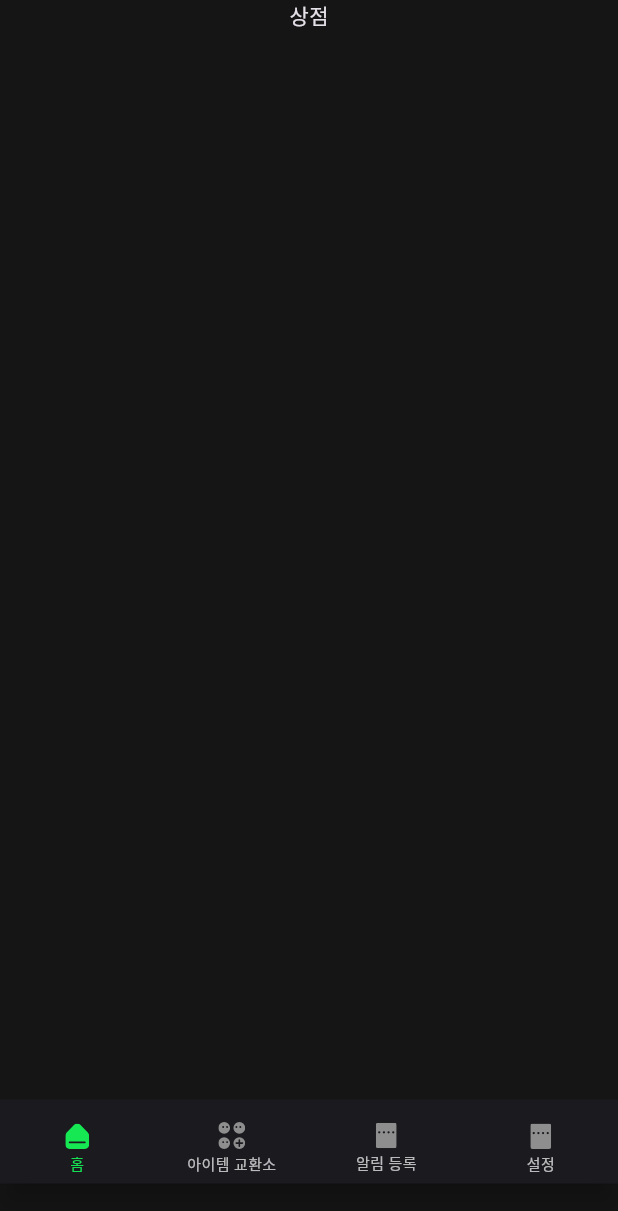
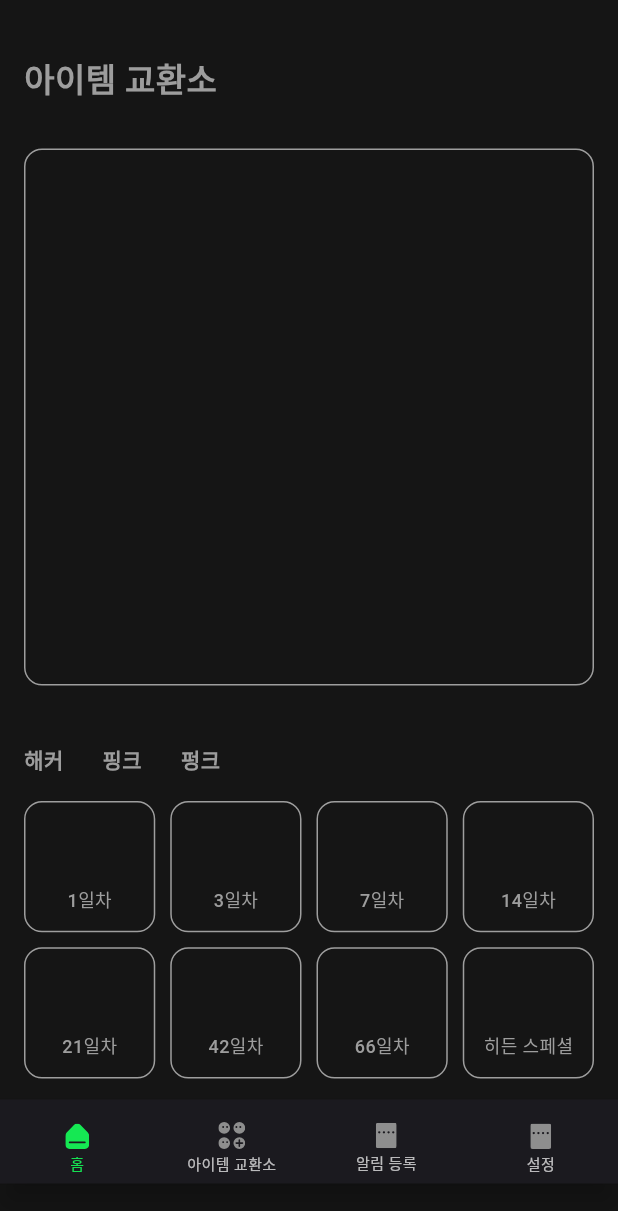
Before and after one commit to SeoNaRu/git_alarm, a Flutter app: the ScaffoldWithNavBar screen opened directly with empty values, item 2 of the bottom bar chosen, on a phone screen of 412 x 824 dp. Shown: the top 1211 px of the screen. Run offline on Flutter 3.47's test engine with Material 3 defaults, Android fonts, the phone set to English and light mode, and no system bars; our stand-ins replace equatable, flutter_bloc, flutter_dotenv, flutter_svg, go_router; missing offline and left inert: dart:ffi.

Commit message:
add: shop view UI

```diff
--- a/lib/home/view/home_view.dart
+++ b/lib/home/view/home_view.dart
@@ -8,7 +8,6 @@ class HomeView extends StatefulWidget {
 }
 
 class _HomeViewState extends State<HomeView> {
-  double _currentSliderValue = 20;
   @override
   Widget build(BuildContext context) {
     return SafeArea(
@@ -77,7 +76,7 @@ class _HomeViewState extends State<HomeView> {
                           // 모서리 둥글게 설정
                           borderRadius: BorderRadius.circular(12),
                         ),
-                        child: Column(
+                        child: const Column(
                           crossAxisAlignment: CrossAxisAlignment.center,
                           mainAxisAlignment: MainAxisAlignment.center,
                           children: [
@@ -102,7 +101,7 @@ class _HomeViewState extends State<HomeView> {
                           // 모서리 둥글게 설정
                           borderRadius: BorderRadius.circular(12),
                         ),
-                        child: Column(
+                        child: const Column(
                           crossAxisAlignment: CrossAxisAlignment.center,
                           mainAxisAlignment: MainAxisAlignment.center,
                           children: [
@@ -130,7 +129,7 @@ class _HomeViewState extends State<HomeView> {
                 padding: const EdgeInsets.all(36),
                 child: Column(
                   children: [
-                    Row(
+                    const Row(
                       mainAxisAlignment: MainAxisAlignment.spaceBetween,
                       crossAxisAlignment: CrossAxisAlignment.center,
                       children: [
@@ -146,7 +145,7 @@ class _HomeViewState extends State<HomeView> {
                                 color: Colors.grey))
                       ],
                     ),
-                    SizedBox(
+                    const SizedBox(
                       height: 20,
                     ),
                     GridView.builder(
--- a/lib/login/view/login_view.dart
+++ b/lib/login/view/login_view.dart
@@ -41,7 +41,6 @@ class _LoginViewState extends State<LoginView> {
                           color: Colors.grey,
                           width: 1.0,
                         ),
-                        // 모서리 둥글게 설정
                         borderRadius: BorderRadius.circular(15),
                       ),
                       child: Center(
--- a/lib/shop/view/shop_view.dart
+++ b/lib/shop/view/shop_view.dart
@@ -8,13 +8,128 @@ class ShopView extends StatefulWidget {
 }
 
 class _ShopViewState extends State<ShopView> {
+  List<String> day = [
+    '1일차',
+    '3일차',
+    '7일차',
+    '14일차',
+    '21일차',
+    '42일차',
+    '66일차',
+    '히든 스페셜'
+  ];
   @override
   Widget build(BuildContext context) {
-    return Container(
-      child: Column(
-        children: [
-          Center(child: Text('상점')),
-        ],
+    return SafeArea(
+      child: SingleChildScrollView(
+        child: Padding(
+          padding: const EdgeInsets.symmetric(horizontal: 16),
+          child: Column(
+            crossAxisAlignment: CrossAxisAlignment.start,
+            children: [
+              SizedBox(
+                height: 36,
+              ),
+              Text(
+                '아이템 교환소',
+                style: TextStyle(
+                    fontSize: 22,
+                    fontWeight: FontWeight.w700,
+                    color: Color.fromRGBO(157, 157, 157, 1)),
+              ),
+              SizedBox(
+                height: 30,
+              ),
+              Container(
+                  width: double.infinity,
+                  height: 358,
+                  decoration: BoxDecoration(
+                    border: Border.all(
+                      color: Colors.grey,
+                      width: 1.0,
+                    ),
+                    // 모서리 둥글게 설정
+                    borderRadius: BorderRadius.circular(12),
+                  )),
+              SizedBox(
+                height: 39,
+              ),
+              const Row(
+                children: [
+                  Text(
+                    '해커',
+                    style: TextStyle(
+                        fontSize: 14,
+                        fontWeight: FontWeight.w700,
+                        color: Color.fromRGBO(157, 157, 157, 1)),
+                  ),
+                  SizedBox(
+                    width: 26,
+                  ),
+                  Text(
+                    '핑크',
+                    style: TextStyle(
+                        fontSize: 14,
+                        fontWeight: FontWeight.w700,
+                        color: Color.fromRGBO(157, 157, 157, 1)),
+                  ),
+                  SizedBox(
+                    width: 26,
+                  ),
+                  Text(
+                    '펑크',
+                    style: TextStyle(
+                        fontSize: 14,
+                        fontWeight: FontWeight.w700,
+                        color: Color.fromRGBO(157, 157, 157, 1)),
+                  ),
+                ],
+              ),
+              SizedBox(
+                height: 18,
+              ),
+              GridView.builder(
+                shrinkWrap: true, // 그리드 뷰가 차지하는 영역만큼만 크기를 가지도록 설정
+                physics: NeverScrollableScrollPhysics(), // 그리드 뷰의 스크롤 기능을 비활성화
+
+                gridDelegate: const SliverGridDelegateWithFixedCrossAxisCount(
+                  crossAxisCount: 4, // 한 행에 10개의 그리드 아이템
+                  crossAxisSpacing: 10, // 가로 방향 간격
+                  mainAxisSpacing: 10, // 세로 방향 간격
+                  childAspectRatio: 1, // 아이템의 가로세로 비율을 1로 설정하여 정사각형 만들기
+                ),
+                itemCount: day.length, // 생성할 아이템의 총 개수
+                itemBuilder: (context, index) {
+                  // 각 아이템의 빌더
+                  return Container(
+                    decoration: BoxDecoration(
+                      border: Border.all(
+                        color: Colors.grey,
+                        width: 1.0,
+                      ),
+                      borderRadius: BorderRadius.circular(12),
+                    ),
+                    child: Column(
+                      mainAxisAlignment: MainAxisAlignment.end,
+                      children: [
+                        Text(
+                          '${day[index]}',
+                          style: TextStyle(
+                              fontSize: 12,
+                              fontWeight: FontWeight.w500,
+                              color: Color.fromRGBO(157, 157, 157, 1)),
+                        ),
+                        SizedBox(
+                          height: 12,
+                        )
+                      ],
+                    ),
+                  );
+                },
+              ),
+            ],
+          ),
+        ),
       ),
     );
   }
```
